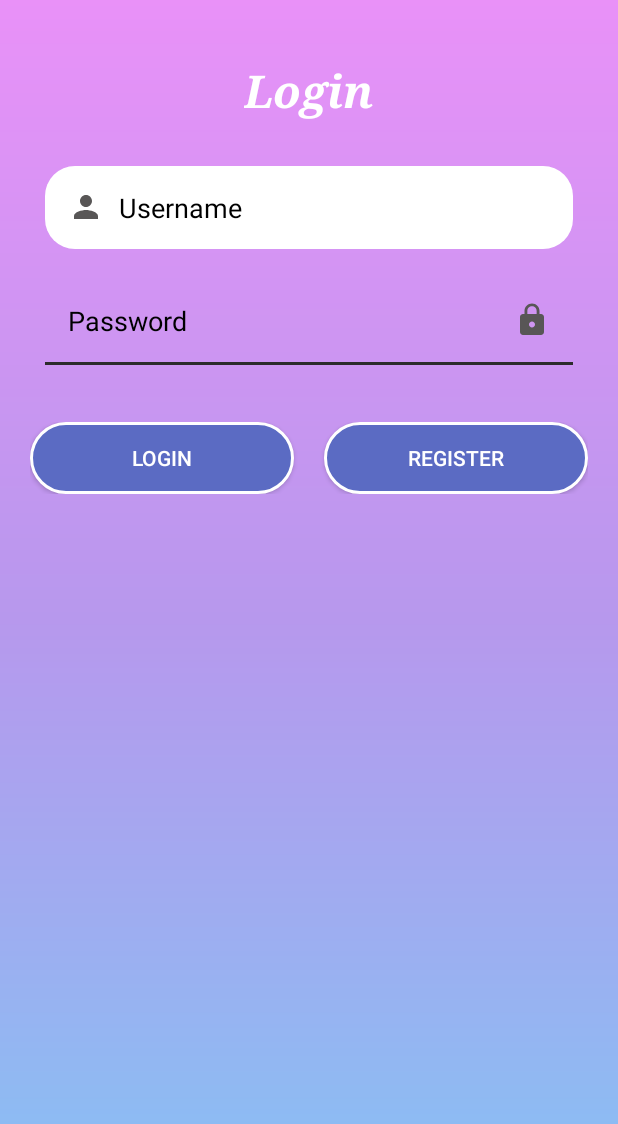
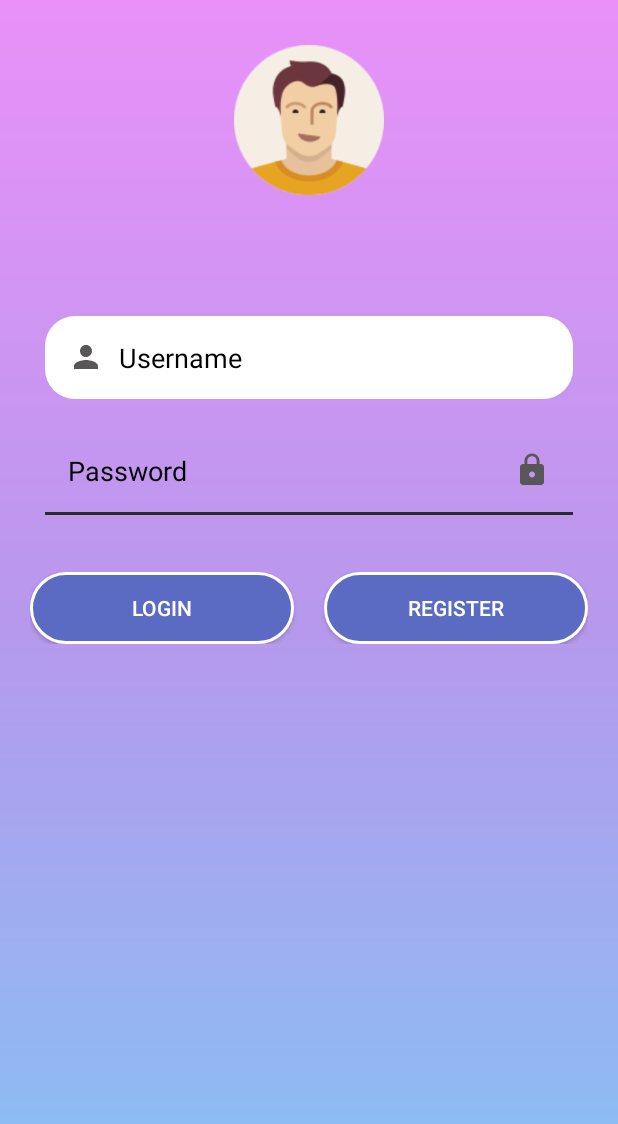
Before and after one commit to AR1610/MyAppgen6to7MT, an Android app: the screen it shows after launch (MainActivity), after a tap on "LOGIN", on a phone screen of 412 x 824 dp. Shown: the top 1124 px of the screen. Run offline under Robolectric (Android 15) with nearby library versions, the phone set to English and light mode, and no system bars.

Commit message:
Java Findviewby ID & simple Toast

```diff
--- a/app/src/main/java/com/myappgen6to7mt/MainActivity.java
+++ b/app/src/main/java/com/myappgen6to7mt/MainActivity.java
@@ -6,12 +6,14 @@ import android.os.Bundle;
 import android.view.View;
 import android.widget.Button;
 import android.widget.EditText;
+import android.widget.TextView;
 import android.widget.Toast;
 
 public class MainActivity extends AppCompatActivity {
 
     EditText edtUserName;
     Button btnLogin;
+    TextView tvUsername;
 
     @Override
     protected void onCreate(Bundle savedInstanceState) {
@@ -20,6 +22,7 @@ public class MainActivity extends AppCompatActivity {
 
         edtUserName = findViewById(R.id.edt_username);
         btnLogin = findViewById(R.id.btn_login);
+        tvUsername = findViewById(R.id.tv_login);
 
 
         btnLogin.setOnClickListener(new View.OnClickListener() {
@@ -27,6 +30,7 @@ public class MainActivity extends AppCompatActivity {
             public void onClick(View v) {
 
                 String strUserName = edtUserName.getText().toString();
+                tvUsername.setText(strUserName);
                 Toast.makeText(MainActivity.this, "UserName is " + strUserName, Toast.LENGTH_SHORT).show();
             }
         });
--- a/app/src/main/res/layout/activity_main.xml
+++ b/app/src/main/res/layout/activity_main.xml
@@ -4,14 +4,24 @@
     android:layout_height="match_parent"
     android:background="@drawable/bg">
 
+
+    <ImageView
+        android:layout_width="100dp"
+        android:layout_height="100dp"
+        android:src="@drawable/customer"
+        android:layout_centerHorizontal="true"
+        android:id="@+id/img_logo"
+        android:layout_marginTop="30dp"/>
+
     <TextView
         android:id="@+id/tv_login"
         android:layout_width="wrap_content"
         android:layout_height="wrap_content"
         android:layout_centerHorizontal="true"
-        android:layout_marginTop="40dp"
+        android:layout_marginTop="10dp"
         android:fontFamily="serif"
         android:text="Login"
+        android:layout_below="@+id/img_logo"
         android:textColor="#fff"
         android:textSize="30sp"
         android:textStyle="bold|italic" />
```
